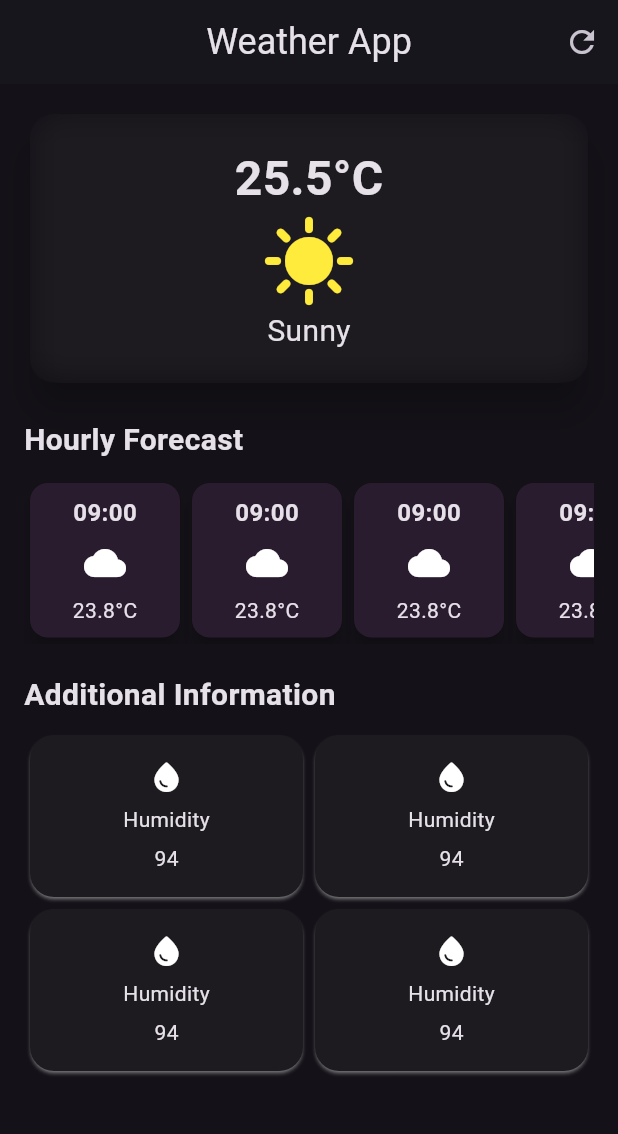
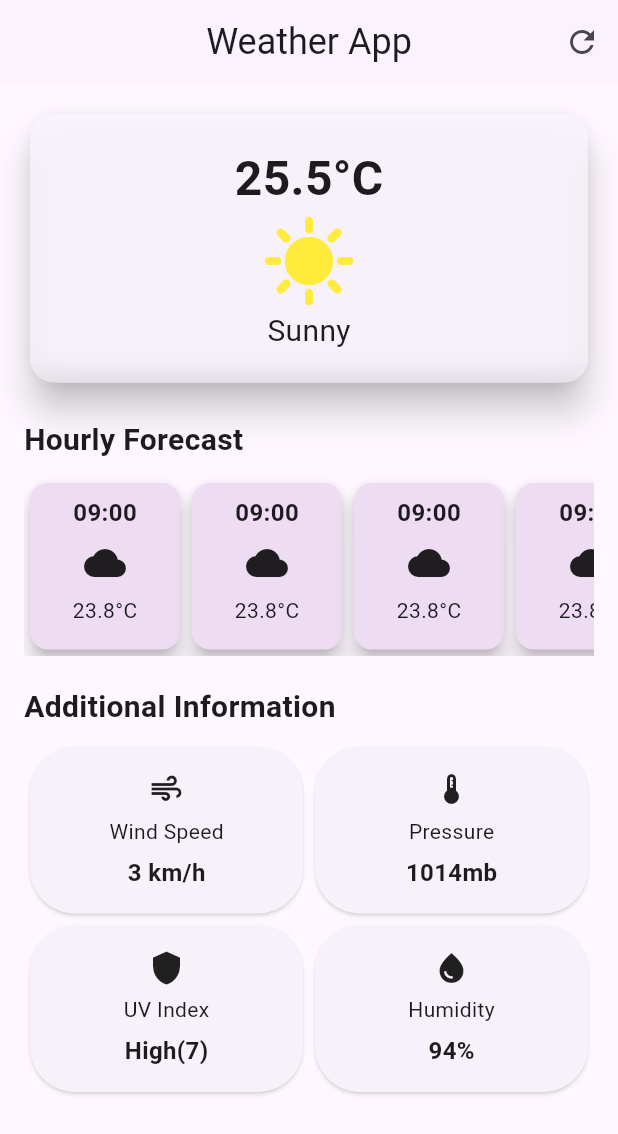
Before and after one commit to apil-adhikari/02-weather-app, a Flutter app: the screen it shows after launch, on a phone screen of 412 x 824 dp. Shown: the top 1134 px of the screen. Run offline on Flutter 3.47's test engine with Material 3 defaults, Android fonts, the phone set to English and light mode, and no system bars.

Commit message:
Additional information card display right text. - Used constructor to initilize the texts.

```diff
--- a/lib/additional_information.dart
+++ b/lib/additional_information.dart
@@ -1,34 +1,35 @@
 import 'package:flutter/material.dart';
 
 class AdditionalInformation extends StatelessWidget {
-  const AdditionalInformation({super.key});
+  final IconData icon;
+  final String label;
+  final String value;
+
+  const AdditionalInformation({
+    super.key,
+    required this.icon,
+    required this.label,
+    required this.value,
+  });
 
   @override
   Widget build(BuildContext context) {
-    // return Column(
-
-    //   children: [
-    //     Icon(Icons.water_drop_rounded, size: 24),
-    //     SizedBox(height: 6),
-    //     Text("Humidity"),
-    //     SizedBox(height: 6),
-    //     Text("94"),
-    //   ],
-    // );
-
     return Card(
       shadowColor: Colors.white,
-      shape: RoundedRectangleBorder(borderRadius: BorderRadius.circular(16)),
+      shape: RoundedRectangleBorder(borderRadius: BorderRadius.circular(30)),
       child: Padding(
         padding: const EdgeInsets.all(16.0),
         child: SizedBox(
           child: Column(
             children: [
-              Icon(Icons.water_drop_rounded, size: 24),
+              Icon(icon, size: 24),
               SizedBox(height: 6),
-              Text("Humidity"),
+              Text(label),
               SizedBox(height: 6),
-              Text("94"),
+              Text(
+                value,
+                style: TextStyle(fontWeight: FontWeight.bold, fontSize: 16),
+              ),
             ],
           ),
         ),
--- a/lib/hourly_forecast_card.dart
+++ b/lib/hourly_forecast_card.dart
@@ -22,6 +22,7 @@ class HourlyForecastCard extends StatelessWidget {
             Icon(Icons.cloud, size: 28),
             SizedBox(height: 8),
             Text("23.8°C", style: TextStyle(fontSize: 14)),
+            SizedBox(height: 8),
           ],
         ),
       ),
--- a/lib/main.dart
+++ b/lib/main.dart
@@ -13,7 +13,7 @@ class MyApp extends StatelessWidget {
     return MaterialApp(
       debugShowCheckedModeBanner: false,
       // DARK THEME:
-      theme: ThemeData.dark(useMaterial3: true),
+      theme: ThemeData.light(useMaterial3: true),
       home: WeatherScreen(),
     );
   }
--- a/lib/weather_screen.dart
+++ b/lib/weather_screen.dart
@@ -120,31 +120,65 @@ class WeatherScreen extends StatelessWidget {
                     ),
                     SizedBox(height: 8),
 
+                    // Row(
+                    //   children: [
+                    //     Flexible(
+                    //       fit: FlexFit.tight,
+                    //       flex: 1,
+                    //       child: SizedBox(child: AdditionalInformation(icon: Icons.air,
+                    //       label: "Wind Speed",
+                    //       value: "3 km/h",
+                    //     ))),
+                    Row(
+                      children: [
+                        Flexible(
+                          flex: 1,
+                          fit: FlexFit.tight,
+                          child: SizedBox(
+                            child: AdditionalInformation(
+                              icon: Icons.air,
+                              label: "Wind Speed",
+                              value: "3 km/h",
+                            ),
+                          ),
+                        ),
+                        Flexible(
+                          flex: 1,
+                          fit: FlexFit.tight,
+                          child: SizedBox(
+                            child: AdditionalInformation(
+                              icon: Icons.thermostat,
+                              label: "Pressure",
+                              value: "1014mb",
+                            ),
+                          ),
+                        ),
+                      ],
+                    ),
+
                     Row(
                       children: [
                         Flexible(
                           fit: FlexFit.tight,
                           flex: 1,
-                          child: SizedBox(child: AdditionalInformation()),
+                          child: SizedBox(
+                            child: AdditionalInformation(
+                              icon: Icons.shield,
+                              label: "UV Index",
+                              value: "High(7)",
+                            ),
+                          ),
                         ),
                         Flexible(
                           fit: FlexFit.tight,
                           flex: 1,
-                          child: SizedBox(child: AdditionalInformation()),
-                        ),
-                      ],
-                    ),
-                    Row(
-                      children: [
-                        Flexible(
-                          fit: FlexFit.tight,
-                          flex: 1,
-                          child: SizedBox(child: AdditionalInformation()),
-                        ),
-                        Flexible(
-                          fit: FlexFit.tight,
-                          flex: 1,
-                          child: SizedBox(child: AdditionalInformation()),
+                          child: SizedBox(
+                            child: AdditionalInformation(
+                              icon: Icons.water_drop,
+                              label: "Humidity",
+                              value: "94%",
+                            ),
+                          ),
                         ),
                       ],
                     ),
```
Also changed, not shown: 1 other file.
